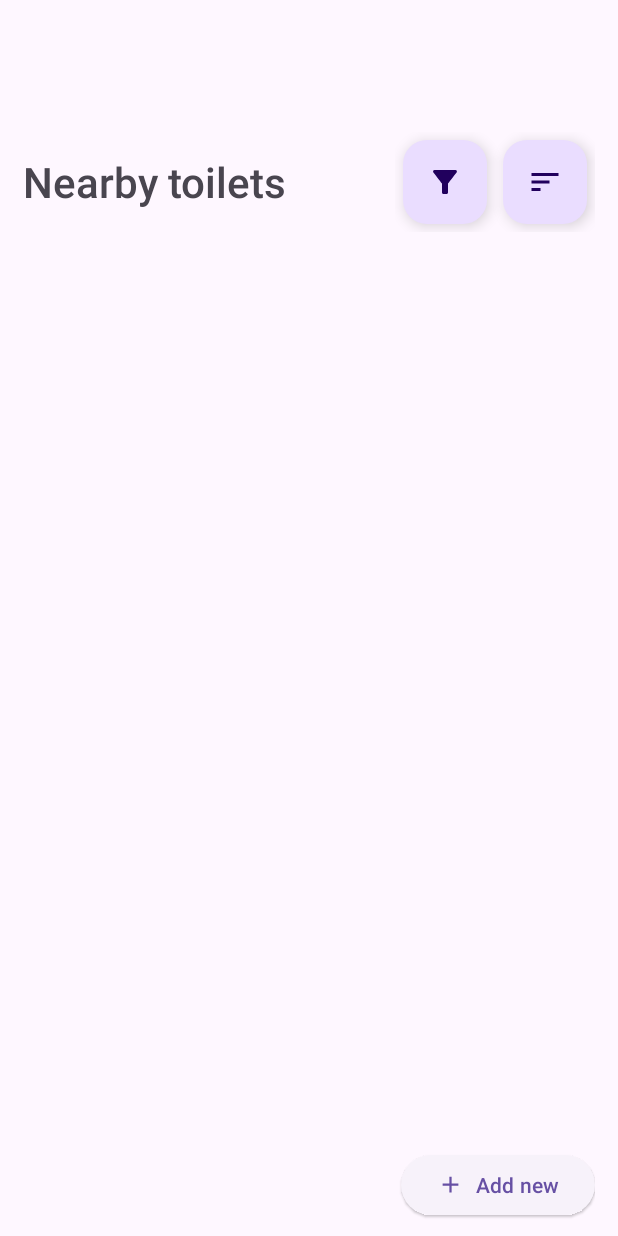
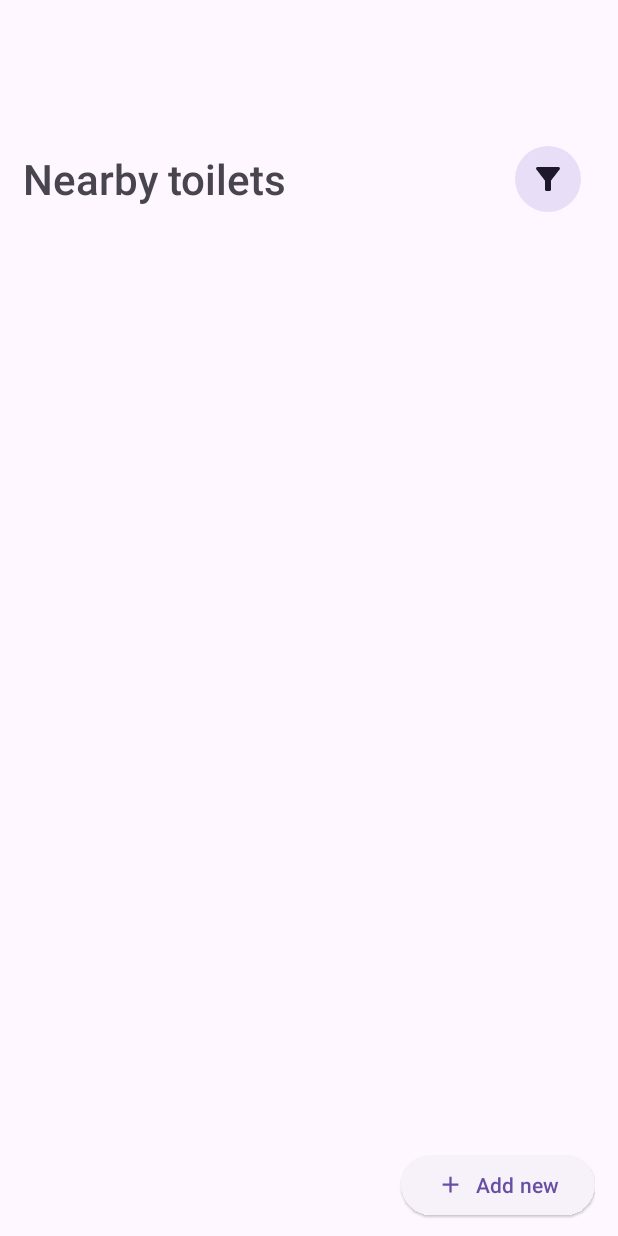
Before and after one commit to milancu/The-throne-locator, an Android app: the ListOfToiletFragment screen opened through its navigation route, on a phone screen of 412 x 824 dp. Run offline under Robolectric (Android 15) with nearby library versions, the phone set to English and light mode, and no system bars; our stand-ins replace Firebase (no records; nobody signed in at launch, a user with empty details on screens opened directly), navigation-ui; libraries missing offline, so code that uses them is left out: com.google.maps.android; Roboto replaces fonts that are not available here; 4 statements that could not run were skipped.

Commit message:
Remove sort and distance

```diff
--- a/app/src/main/java/cz/cvut/fel/thethronelocator/ui/ListOfToiletFragment.kt
+++ b/app/src/main/java/cz/cvut/fel/thethronelocator/ui/ListOfToiletFragment.kt
@@ -1,20 +1,14 @@
 package cz.cvut.fel.thethronelocator.ui
 
-import android.content.ContentValues.TAG
 import android.content.Context
-import android.os.Build
 import android.os.Bundle
-import android.util.Log
 import android.view.Gravity
 import android.view.LayoutInflater
 import android.view.View
 import android.view.ViewGroup
 import android.view.WindowManager
 import android.widget.CheckBox
-import android.widget.RadioButton
-import android.widget.RadioGroup
 import android.widget.Toast
-import androidx.annotation.RequiresApi
 import androidx.appcompat.app.AlertDialog
 import androidx.fragment.app.Fragment
 import androidx.lifecycle.ViewModelProvider
@@ -39,8 +33,6 @@ class ListOfToiletFragment : Fragment(R.layout.fragment_toilet_list) {
     private lateinit var dialogView: View
     private lateinit var filterDialog: AlertDialog
 
-    //    private lateinit var addNewDialog: AlertDialog
-    private lateinit var sortDialog: AlertDialog
     private lateinit var viewModel: ToiletViewModel
 
 
@@ -52,10 +44,6 @@ class ListOfToiletFragment : Fragment(R.layout.fragment_toilet_list) {
             ToiletType.STANDALONE
         ).toMutableList()
 
-    companion object {
-        private const val MAP_PICKER_REQUEST_CODE = 123
-    }
-
     override fun onCreateView(
         inflater: LayoutInflater, container: ViewGroup?,
         savedInstanceState: Bundle?
@@ -65,7 +53,6 @@ class ListOfToiletFragment : Fragment(R.layout.fragment_toilet_list) {
         return fragmentBinding.root
     }
 
-    @RequiresApi(Build.VERSION_CODES.O)
     override fun onViewCreated(view: View, savedInstanceState: Bundle?) {
         super.onViewCreated(view, savedInstanceState)
         navController = Navigation.findNavController(view)
@@ -87,11 +74,6 @@ class ListOfToiletFragment : Fragment(R.layout.fragment_toilet_list) {
         val floatingFilterActionButton = binding.floatingActionButtonFilter
         floatingFilterActionButton.setOnClickListener {
             filterDialog.show()
-        }
-
-        val floatingSortActionButton = binding.floatingActionButtonSort
-        floatingSortActionButton.setOnClickListener {
-            sortDialog.show()
         }
 
         val floatingAddNewActionButton = binding.floatingActionButtonAddNew
@@ -118,7 +100,6 @@ class ListOfToiletFragment : Fragment(R.layout.fragment_toilet_list) {
     override fun onAttach(context: Context) {
         super.onAttach(context)
 
-        sortDialog = createSortDialog(context)
         filterDialog = createFilterDialog(context)
 
         filterDialog.window?.setLayout(
@@ -126,56 +107,6 @@ class ListOfToiletFragment : Fragment(R.layout.fragment_toilet_list) {
             WindowManager.LayoutParams.WRAP_CONTENT
         )
         filterDialog.window?.setGravity(Gravity.CENTER)
-
-        sortDialog.window?.setLayout(
-            WindowManager.LayoutParams.MATCH_PARENT,
-            WindowManager.LayoutParams.WRAP_CONTENT
-        )
-        sortDialog.window?.setGravity(Gravity.CENTER)
-    }
-
-    private fun createSortDialog(context: Context): AlertDialog {
-        var selectedSortByTmp: SortType = selectedSortBy
-
-        val dialog = MaterialAlertDialogBuilder(context)
-
-        val dialogView = layoutInflater.inflate(R.layout.sort_dialog, null)
-        val radioGroup = dialogView.findViewById<RadioGroup>(R.id.radioGroup)
-
-        val radioButton1 = dialogView.findViewById<RadioButton>(R.id.radio_button_1)
-        val radioButton2 = dialogView.findViewById<RadioButton>(R.id.radio_button_2)
-
-        if (selectedSortBy === SortType.NEAREST) {
-            radioButton1.isChecked = true
-            radioButton2.isChecked = false
-        } else {
-            radioButton1.isChecked = false
-            radioButton2.isChecked = true
-        }
-
-        radioGroup.setOnCheckedChangeListener { _, checkedId ->
-            selectedSortByTmp = when (checkedId) {
-                R.id.radio_button_1 -> SortType.NEAREST
-                R.id.radio_button_2 -> SortType.RATING
-                else -> {
-                    SortType.RATING
-                }
-            }
-        }
-
-        dialog.setTitle("Sort by:")
-            .setView(dialogView)
-            .setNegativeButton("Back") { dialog, which ->
-                dialog.cancel()
-            }
-            .setPositiveButton("Confirm") { dialog, which ->
-                selectedSortBy = selectedSortByTmp
-                Log.d(TAG, "createSortDialog: ${selectedSortBy}")
-                viewModel.getToiletPoints(filterByType, selectedSortBy)
-                dialog.cancel()
-            }
-
-        return dialog.create()
     }
 
     private fun createFilterDialog(context: Context): AlertDialog {
--- a/app/src/main/res/layout/fragment_toilet_list.xml
+++ b/app/src/main/res/layout/fragment_toilet_list.xml
@@ -31,29 +31,16 @@
             android:layout_height="wrap_content"
             android:layout_weight="1" />
 
-        <LinearLayout
+        <Button
+            android:id="@+id/floating_action_button_filter"
+            style="?attr/materialIconButtonFilledTonalStyle"
             android:layout_width="wrap_content"
             android:layout_height="wrap_content"
-            android:orientation="horizontal">
-
-            <com.google.android.material.floatingactionbutton.FloatingActionButton
-                android:id="@+id/floating_action_button_filter"
-                android:layout_width="wrap_content"
-                android:layout_height="wrap_content"
-                android:layout_gravity="bottom|end"
-                android:layout_margin="5dp"
-                android:contentDescription="filter_button"
-                app:srcCompat="@drawable/baseline_filter_alt_24" />
-
-            <com.google.android.material.floatingactionbutton.FloatingActionButton
-                android:id="@+id/floating_action_button_sort"
-                android:layout_width="wrap_content"
-                android:layout_height="wrap_content"
-                android:layout_gravity="bottom|end"
-                android:layout_margin="5dp"
-                android:contentDescription="sort_button"
-                app:srcCompat="@drawable/baseline_sort_24" />
-        </LinearLayout>
+            android:layout_gravity="center"
+            android:layout_margin="5dp"
+            app:iconSize="24dp"
+            android:contentDescription="@string/filter_button"
+            app:icon="@drawable/baseline_filter_alt_24" />
     </LinearLayout>
 
     <com.google.android.material.button.MaterialButton
@@ -63,7 +50,7 @@
         android:layout_height="wrap_content"
         android:layout_marginBottom="10dp"
         android:drawableStart="@drawable/baseline_add_24"
-        android:text="Add new"
+        android:text="@string/add_new"
         app:icon="@drawable/baseline_add_24"
         app:iconGravity="start"
         app:layout_constraintBottom_toBottomOf="parent"
--- a/app/src/main/res/values/strings.xml
+++ b/app/src/main/res/values/strings.xml
@@ -8,4 +8,6 @@
     <string name="welcome">WELCOME</string>
     <string name="continue_with_google">Continue with Google</string>
     <string name="continue_as_guest">Continue as Guest</string>
+    <string name="filter_button">Filter button</string>
+    <string name="add_new">Add new</string>
 </resources>
```
Also changed, not shown: app/src/main/java/cz/cvut/fel/thethronelocator/ui/ToiletDetailFragment.kt (+8 -10 lines), app/src/main/res/layout/fragment_detail.xml (+0 -10 lines), app/src/main/res/layout/sort_dialog.xml (deleted, +0 -34 lines).
